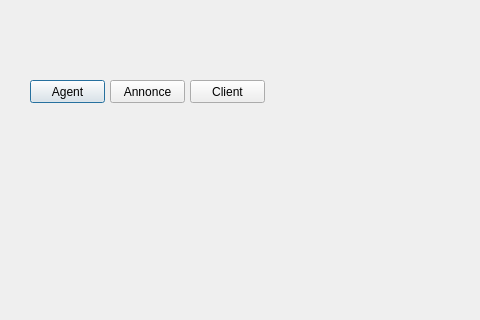
The window that Atelier_Connexion/mainmenu.ui (rayenkkj/Travel-Agency) describes before a commit, drawn with Qt 5; both pictures show x 0 to 480 and y 0 to 320 of the 640 by 480 pixel window.
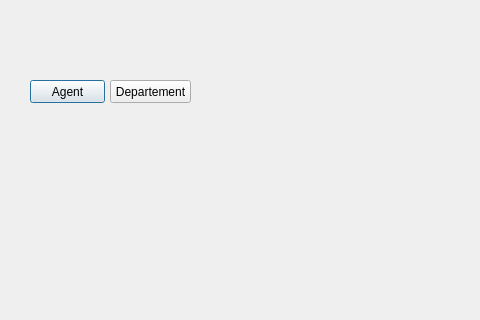
The same window after the commit.

Diff of the .ui file:
```diff
--- a/Atelier_Connexion/mainmenu.ui
+++ b/Atelier_Connexion/mainmenu.ui
@@ -31,25 +31,12 @@
     <rect>
      <x>110</x>
      <y>80</y>
-     <width>75</width>
+     <width>81</width>
      <height>23</height>
     </rect>
    </property>
    <property name="text">
-    <string>Annonce</string>
-   </property>
-  </widget>
-  <widget class="QPushButton" name="pushButton_3">
-   <property name="geometry">
-    <rect>
-     <x>190</x>
-     <y>80</y>
-     <width>75</width>
-     <height>23</height>
-    </rect>
-   </property>
-   <property name="text">
-    <string>Client</string>
+    <string>Departement</string>
    </property>
   </widget>
  </widget>
```
